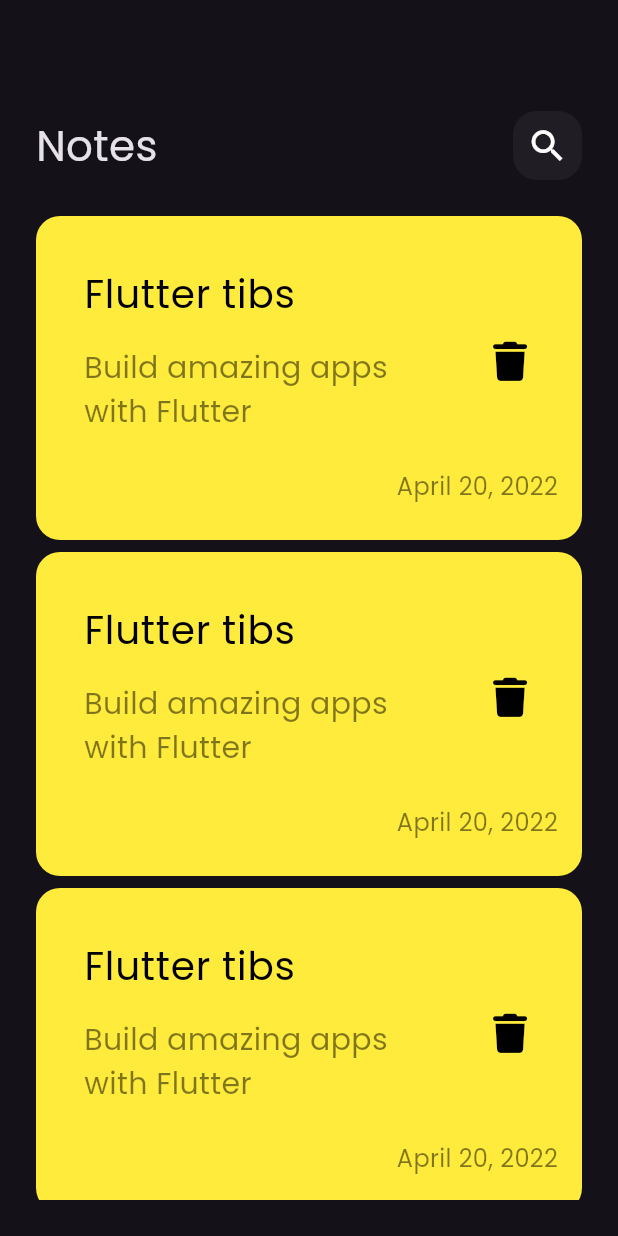
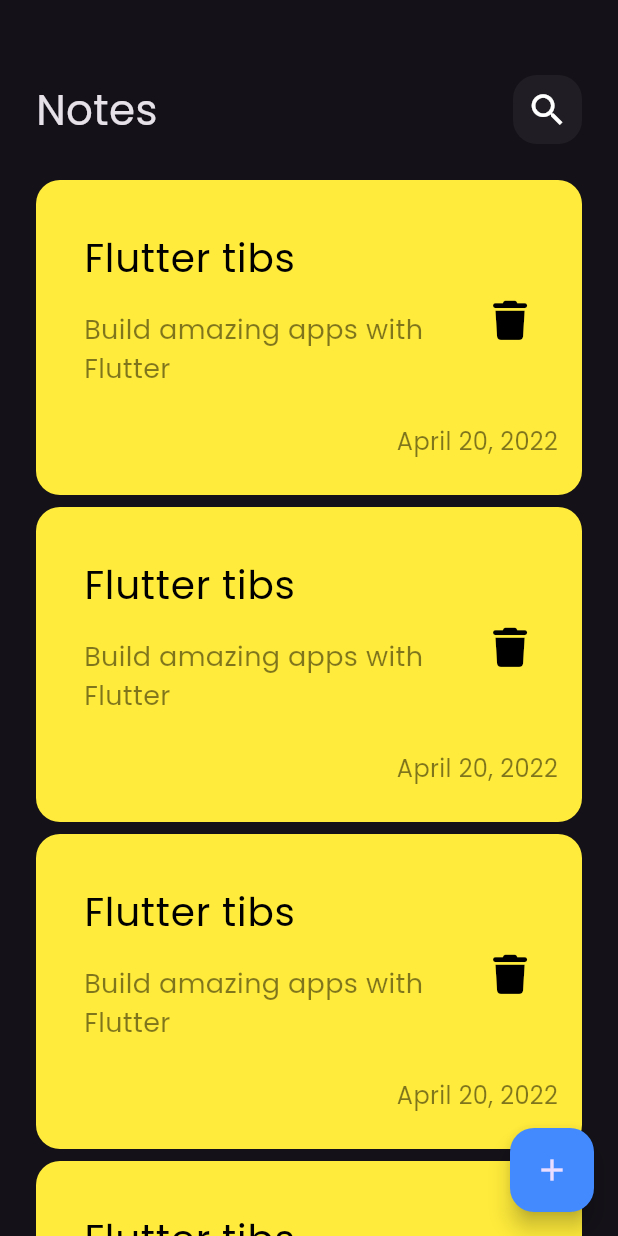
Before and after one commit to AsmaelMohamed2023/NotesApp, a Flutter app: the screen it shows after launch, on a phone screen of 412 x 824 dp. Run offline on Flutter 3.47's test engine with Material 3 defaults, Android fonts, the phone set to English and light mode, and no system bars; our stand-ins replace font_awesome_flutter.

Commit message:
Add FloatingAction Button

```diff
--- a/lib/views/notes_view.dart
+++ b/lib/views/notes_view.dart
@@ -6,8 +6,13 @@ class NotesView extends StatelessWidget {
 
   @override
   Widget build(BuildContext context) {
-    return const Scaffold(
-      body: NotesViewBody(),
+    return Scaffold(
+      body: const NotesViewBody(),
+      floatingActionButton: FloatingActionButton(
+        backgroundColor: Colors.blueAccent,
+        onPressed: () {},
+        child: const Icon(Icons.add),
+      ),
     );
   }
 }
--- a/lib/views/widget/note_item.dart
+++ b/lib/views/widget/note_item.dart
@@ -28,7 +28,7 @@ class NoteItem extends StatelessWidget {
               child: Text(
                 'Build amazing apps with Flutter',
                 style: TextStyle(
-                  fontSize: 20,
+                  fontSize: 18,
                   color: Colors.black.withOpacity(0.5),
                 ),
               ),
--- a/lib/views/widget/note_list_view.dart
+++ b/lib/views/widget/note_list_view.dart
@@ -7,7 +7,7 @@ class NotesListView extends StatelessWidget {
   @override
   Widget build(BuildContext context) {
     return ListView.builder(
-      padding: const EdgeInsets.symmetric(vertical: 20),
+      padding: const EdgeInsets.only(top: 20),
       itemBuilder: (context, index) {
         return const Padding(
           padding: EdgeInsets.symmetric(vertical: 4),
--- a/lib/views/widget/notes_view_body.dart
+++ b/lib/views/widget/notes_view_body.dart
@@ -7,7 +7,9 @@ class NotesViewBody extends StatelessWidget {
   @override
   Widget build(BuildContext context) {
     return const Padding(
-      padding: EdgeInsets.symmetric(horizontal: 24, vertical: 24),
+      padding: EdgeInsets.symmetric(
+        horizontal: 24,
+      ),
       child: Column(
         children: [
           SizedBox(height: 50),
```
